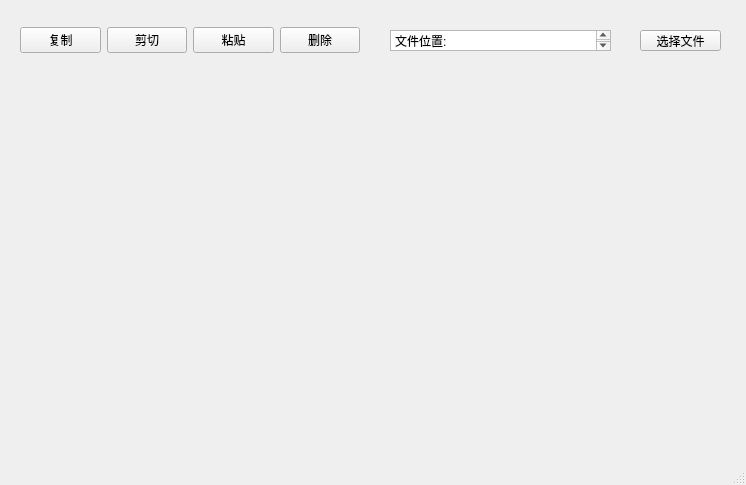
The window that FileManager/UI/mainwindow.ui (Jojuyn/FileManager) describes before a commit, drawn with Qt 5.
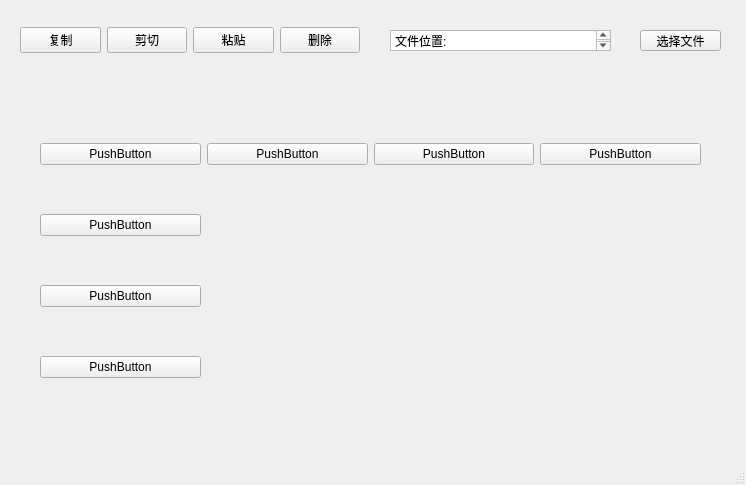
The same window after the commit.

The edit to the form file:
```diff
--- a/FileManager/UI/mainwindow.ui
+++ b/FileManager/UI/mainwindow.ui
@@ -87,6 +87,80 @@
      <string>选择文件</string>
     </property>
    </widget>
+   <widget class="QWidget" name="widget" native="true">
+    <property name="geometry">
+     <rect>
+      <x>40</x>
+      <y>100</y>
+      <width>661</width>
+      <height>321</height>
+     </rect>
+    </property>
+    <widget class="QWidget" name="gridLayoutWidget">
+     <property name="geometry">
+      <rect>
+       <x>0</x>
+       <y>0</y>
+       <width>661</width>
+       <height>321</height>
+      </rect>
+     </property>
+     <layout class="QGridLayout" name="gridLayout">
+      <property name="leftMargin">
+       <number>0</number>
+      </property>
+      <item row="0" column="2">
+       <widget class="QPushButton" name="pushButton_6">
+        <property name="text">
+         <string>PushButton</string>
+        </property>
+       </widget>
+      </item>
+      <item row="0" column="0">
+       <widget class="QPushButton" name="pushButton">
+        <property name="text">
+         <string>PushButton</string>
+        </property>
+       </widget>
+      </item>
+      <item row="0" column="1">
+       <widget class="QPushButton" name="pushButton_5">
+        <property name="text">
+         <string>PushButton</string>
+        </property>
+       </widget>
+      </item>
+      <item row="2" column="0">
+       <widget class="QPushButton" name="pushButton_3">
+        <property name="text">
+         <string>PushButton</string>
+        </property>
+       </widget>
+      </item>
+      <item row="1" column="0">
+       <widget class="QPushButton" name="pushButton_4">
+        <property name="text">
+         <string>PushButton</string>
+        </property>
+       </widget>
+      </item>
+      <item row="3" column="0">
+       <widget class="QPushButton" name="pushButton_2">
+        <property name="text">
+         <string>PushButton</string>
+        </property>
+       </widget>
+      </item>
+      <item row="0" column="3">
+       <widget class="QPushButton" name="pushButton_7">
+        <property name="text">
+         <string>PushButton</string>
+        </property>
+       </widget>
+      </item>
+     </layout>
+    </widget>
+   </widget>
   </widget>
   <widget class="QMenuBar" name="menubar">
    <property name="geometry">
```
